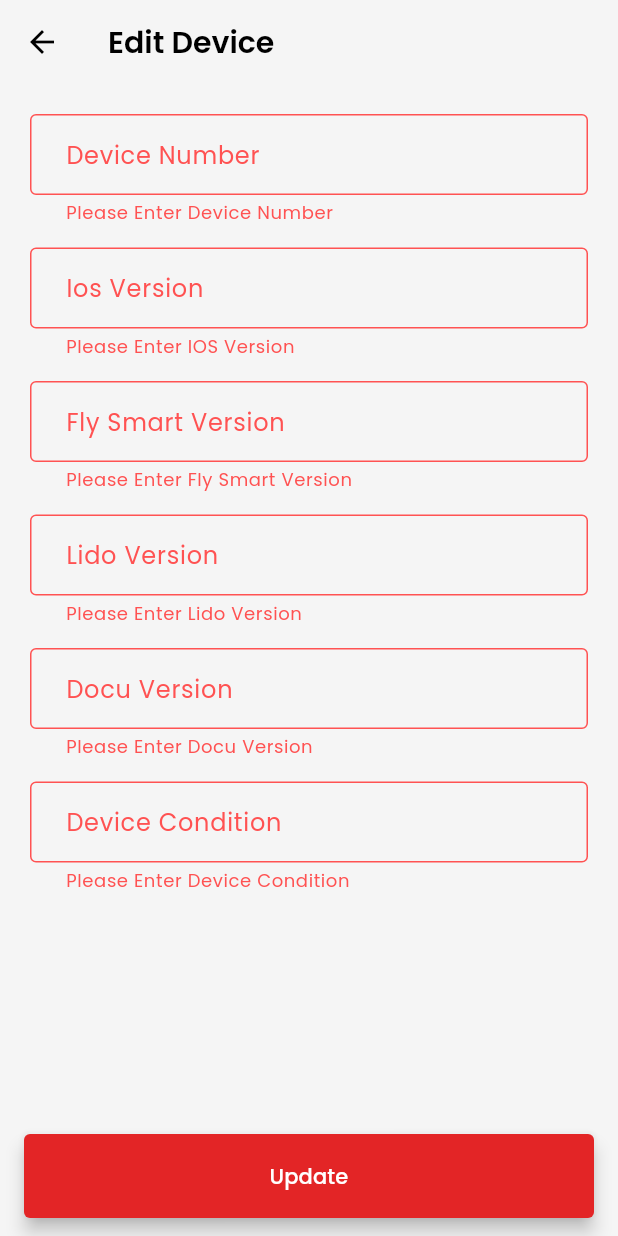
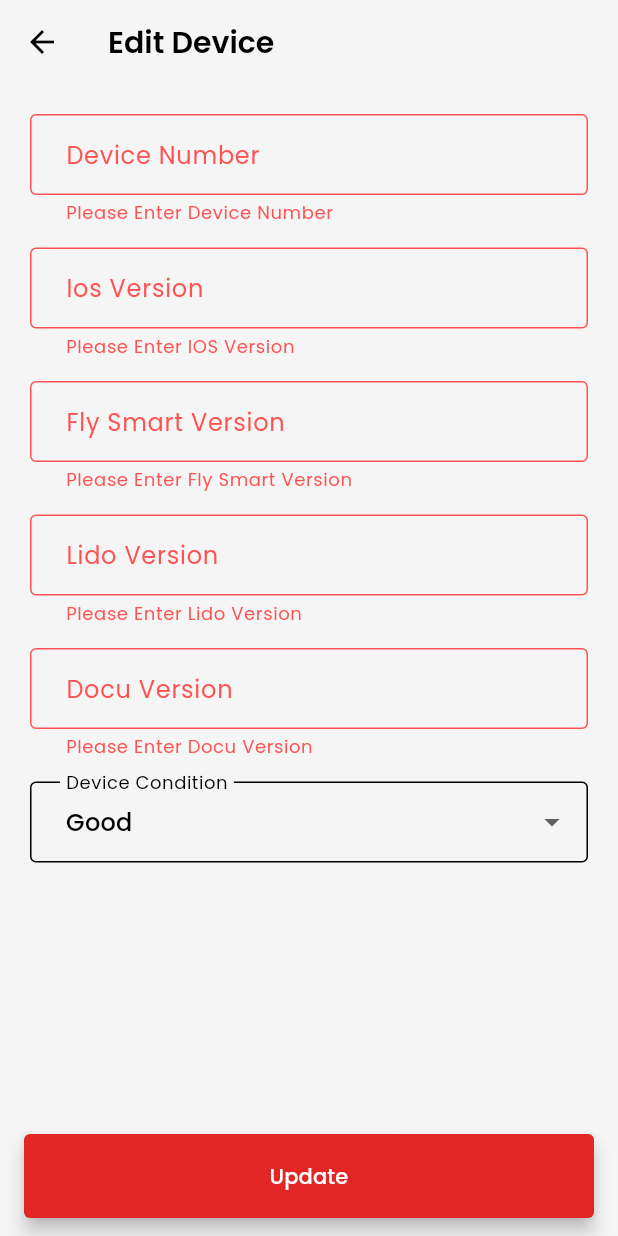
Before and after one commit to IAAXITDEL/MBKMDEL2023, a Flutter app: the EditDevice screen opened directly, after a tap on "Update", on a phone screen of 412 x 824 dp. Run offline on Flutter 3.47's test engine with Material 2 defaults, Android fonts, the phone set to English and light mode, and no system bars; our stand-ins replace avatar_glow, cloud_firestore, dropdown_search, email_validator, firebase_auth, firebase_core and 22 more; missing offline and left inert: excel, flutter_barcode_scanner, hand_signature, syncfusion_flutter_pdf, syncfusion_flutter_signaturepad; accounts and stored records are empty; generated files the repository leaves out were written again.

Commit message:
update add and edit

```diff
--- a/lib/app/modules/efb/occ/views/listdevice/adddevice.dart
+++ b/lib/app/modules/efb/occ/views/listdevice/adddevice.dart
@@ -64,7 +64,7 @@ class _AddDevice extends State<AddDevice> {
           return 'Please Enter IOS Version';
         }
         if (!_versionRegex.hasMatch(value)) {
-          return 'Invalid format. Use numbers and optional decimal point (e.g., 1.0)';
+          return 'Invalid format. Use numbers and optional decimal point (e.g., 1.0)'; //hanya menampung angka
         }
         return null;
       },
--- a/lib/app/modules/efb/occ/views/listdevice/editdevice.dart
+++ b/lib/app/modules/efb/occ/views/listdevice/editdevice.dart
@@ -1,5 +1,5 @@
+import 'package:flutter/material.dart';
 import 'package:get/get.dart';
-import 'package:flutter/material.dart';
 import 'package:quickalert/models/quickalert_type.dart';
 import 'package:quickalert/widgets/quickalert_dialog.dart';
 import 'package:ts_one/presentation/theme.dart';
@@ -13,7 +13,6 @@ class EditDevice extends StatefulWidget {
 
   @override
   State<StatefulWidget> createState() {
-    // TODO: implement createState
     return _EditDevice();
   }
 }
@@ -24,27 +23,18 @@ class _EditDevice extends State<EditDevice> {
   final _flysmartver = TextEditingController();
   final _lidoversion = TextEditingController();
   final _docuversion = TextEditingController();
-  final _condition = TextEditingController();
-  final _uid = TextEditingController();
-
+  String _selectedCondition = "Good";
+  RegExp _versionRegex = RegExp(r'^\d+(\.\d+)?$');
   final GlobalKey<FormState> _formKey = GlobalKey<FormState>();
 
   @override
   void initState() {
-    // TODO: implement initState
-    _uid.value = TextEditingValue(text: widget.device!.uid.toString());
-    _deviceno.value =
-        TextEditingValue(text: widget.device!.deviceno.toString());
-    _iosver.value =
-        TextEditingValue(text: widget.device!.lidoversion.toString());
-    _flysmartver.value =
-        TextEditingValue(text: widget.device!.flysmart.toString());
-    _lidoversion.value =
-        TextEditingValue(text: widget.device!.lidoversion.toString());
-    _docuversion.value =
-        TextEditingValue(text: widget.device!.docuversion.toString());
-    _condition.value =
-        TextEditingValue(text: widget.device!.condition.toString());
+    _deviceno.text = widget.device?.deviceno.toString() ?? '';
+    _iosver.text = widget.device?.iosver.toString() ?? '';
+    _flysmartver.text = widget.device?.flysmart.toString() ?? '';
+    _lidoversion.text = widget.device?.lidoversion.toString() ?? '';
+    _docuversion.text = widget.device?.docuversion.toString() ?? '';
+    _selectedCondition = widget.device?.condition ?? 'Good';
   }
 
   @override
@@ -62,7 +52,9 @@ class _EditDevice extends State<EditDevice> {
         labelText: 'Device Number',
         contentPadding: EdgeInsets.fromLTRB(20.0, 15.0, 20.0, 15.0),
         border: OutlineInputBorder(),
-        ));
+      ),
+    );
+
     final IosVerField = TextFormField(
       controller: _iosver,
       autofocus: false,
@@ -70,19 +62,27 @@ class _EditDevice extends State<EditDevice> {
         if (value == null || value.trim().isEmpty) {
           return 'Please Enter IOS Version';
         }
+        if (!_versionRegex.hasMatch(value)) {
+          return 'Invalid format. Use numbers and optional decimal point (e.g., 1.0)';
+        }
         return null;
       },
       decoration: const InputDecoration(
         labelText: 'Ios Version',
         contentPadding: const EdgeInsets.fromLTRB(20.0, 15.0, 20.0, 15.0),
         border: OutlineInputBorder(),
-        ));
+      ),
+    );
+
     final flysmarvertField = TextFormField(
       controller: _flysmartver,
       autofocus: false,
       validator: (value) {
         if (value == null || value.trim().isEmpty) {
           return 'Please Enter Fly Smart Version';
+        }
+        if (!_versionRegex.hasMatch(value)) {
+          return 'Invalid format. Use numbers and optional decimal point (e.g., 1.0)';
         }
         return null;
       },
@@ -92,12 +92,16 @@ class _EditDevice extends State<EditDevice> {
         border: OutlineInputBorder(),
       ),
     );
+
     final lidoField = TextFormField(
       controller: _lidoversion,
       autofocus: false,
       validator: (value) {
         if (value == null || value.trim().isEmpty) {
           return 'Please Enter Lido Version';
+        }
+        if (!_versionRegex.hasMatch(value)) {
+          return 'Invalid format. Use numbers and optional decimal point (e.g., 1.0)';
         }
         return null;
       },
@@ -107,12 +111,16 @@ class _EditDevice extends State<EditDevice> {
         border: OutlineInputBorder(),
       ),
     );
+
     final docuField = TextFormField(
       controller: _docuversion,
       autofocus: false,
       validator: (value) {
         if (value == null || value.trim().isEmpty) {
           return 'Please Enter Docu Version';
+        }
+        if (!_versionRegex.hasMatch(value)) {
+          return 'Invalid format. Use numbers and optional decimal point (e.g., 1.0)';
         }
         return null;
       },
@@ -122,21 +130,28 @@ class _EditDevice extends State<EditDevice> {
         border: OutlineInputBorder(),
       ),
     );
-    final conditionField = TextFormField(
-      controller: _condition,
-      autofocus: false,
-      validator: (value) {
-        if (value == null || value.trim().isEmpty) {
-          return 'Please Enter Device Condition';
-        }
-        return null;
+
+    final conditionDropdown = DropdownButtonFormField<String>(
+      value: _selectedCondition,
+      onChanged: (newValue) {
+        setState(() {
+          _selectedCondition = newValue!;
+        });
       },
+      items: <String>['Good', 'Not Good'].map((String value) {
+        return DropdownMenuItem<String>(
+          value: value,
+          child: Text(value),
+        );
+      }).toList(),
       decoration: const InputDecoration(
-        contentPadding: const EdgeInsets.fromLTRB(20.0, 15.0, 20.0, 15.0),
+        contentPadding: EdgeInsets.fromLTRB(20.0, 15.0, 20.0, 15.0),
         labelText: 'Device Condition',
         border: OutlineInputBorder(),
       ),
     );
+
+    final conditionField = conditionDropdown;
 
     Future<void> _showQuickAlert(BuildContext context) async {
       await QuickAlert.show(
@@ -164,12 +179,17 @@ class _EditDevice extends State<EditDevice> {
                   style: TextButton.styleFrom(
                     shape: RoundedRectangleBorder(
                       borderRadius: BorderRadius.circular(20.0),
-                            side: BorderSide(color: TsOneColor.onSecondary))),
+                      side: BorderSide(color: TsOneColor.onSecondary),
+                    ),
+                  ),
                   onPressed: () {
                     Navigator.of(context).pop(false);
                   },
-                    child: Text('No',
-                        style: TextStyle(color: TsOneColor.onSecondary))),
+                  child: Text(
+                    'No',
+                    style: TextStyle(color: TsOneColor.onSecondary),
+                  ),
+                ),
               ),
               SizedBox(
                 width: 15,
@@ -181,12 +201,16 @@ class _EditDevice extends State<EditDevice> {
                     backgroundColor: TsOneColor.greenColor,
                     shape: RoundedRectangleBorder(
                       borderRadius: BorderRadius.circular(20.0),
-                        )),
+                    ),
+                  ),
                   onPressed: () {
                     Navigator.of(context).pop(true);
                   },
-                    child: Text('Yes',
-                        style: TextStyle(color: TsOneColor.onPrimary))),
+                  child: Text(
+                    'Yes',
+                    style: TextStyle(color: TsOneColor.onPrimary),
+                  ),
+                ),
               ),
             ],
           );
@@ -194,11 +218,7 @@ class _EditDevice extends State<EditDevice> {
       );
 
       if (result == true) {
-        //Yes
         await _showQuickAlert(context);
-      } else {
-        //No
-        //Navigator.of(context).pop();
       }
     }
 
@@ -217,8 +237,9 @@ class _EditDevice extends State<EditDevice> {
               flysmart: _flysmartver.text,
               lidoversion: _lidoversion.text,
               docuversion: _docuversion.text,
-                condition: _condition.text,
-                uid: _uid.text);
+              condition: _selectedCondition,
+              uid: widget.device?.uid.toString() ?? '',
+            );
 
             _showConfirmationDialog(context);
           }
```
Lines whose indentation alone changed are shown as unchanged.
